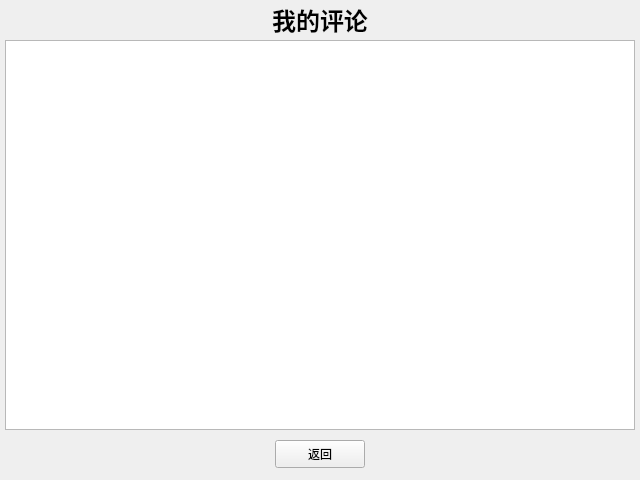
This is GUI/AllCommentsDialogUI.ui in ljcleo/DBProj as Qt 5 draws it before an edit. The edited form follows.
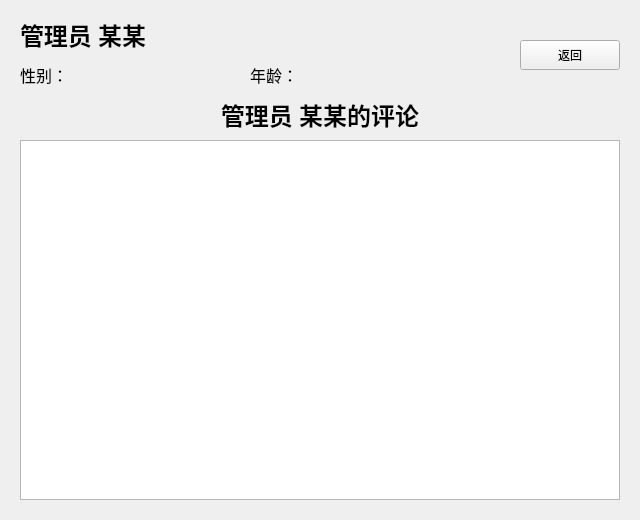
This is the edited form.

Commit message:
create links between comment and user/film
create jump links between comment and corresponding user/film
show user info in all comments dialog

```diff
--- a/GUI/AllCommentsDialogUI.ui
+++ b/GUI/AllCommentsDialogUI.ui
@@ -7,7 +7,7 @@
     <x>0</x>
     <y>0</y>
     <width>640</width>
-    <height>480</height>
+    <height>520</height>
    </rect>
   </property>
   <property name="windowTitle">
@@ -16,10 +16,10 @@
   <widget class="QTableWidget" name="tableWidget">
    <property name="geometry">
     <rect>
-     <x>5</x>
-     <y>40</y>
-     <width>630</width>
-     <height>390</height>
+     <x>20</x>
+     <y>140</y>
+     <width>600</width>
+     <height>360</height>
     </rect>
    </property>
    <attribute name="horizontalHeaderVisible">
@@ -37,10 +37,10 @@
   <widget class="QPushButton" name="Return">
    <property name="geometry">
     <rect>
-     <x>275</x>
-     <y>440</y>
-     <width>90</width>
-     <height>28</height>
+     <x>520</x>
+     <y>40</y>
+     <width>100</width>
+     <height>30</height>
     </rect>
    </property>
    <property name="text">
@@ -53,9 +53,9 @@
   <widget class="QLabel" name="Label">
    <property name="geometry">
     <rect>
-     <x>250</x>
-     <y>5</y>
-     <width>140</width>
+     <x>20</x>
+     <y>100</y>
+     <width>600</width>
      <height>30</height>
     </rect>
    </property>
@@ -68,12 +68,75 @@
     </font>
    </property>
    <property name="text">
-    <string>我的评论</string>
+    <string>管理员 某某的评论</string>
    </property>
    <property name="alignment">
     <set>Qt::AlignCenter</set>
    </property>
   </widget>
+  <widget class="QLabel" name="UserName">
+   <property name="geometry">
+    <rect>
+     <x>20</x>
+     <y>20</y>
+     <width>480</width>
+     <height>30</height>
+    </rect>
+   </property>
+   <property name="font">
+    <font>
+     <family>等线</family>
+     <pointsize>18</pointsize>
+     <weight>75</weight>
+     <bold>true</bold>
+    </font>
+   </property>
+   <property name="text">
+    <string>管理员 某某</string>
+   </property>
+  </widget>
+  <widget class="QLabel" name="Sex">
+   <property name="geometry">
+    <rect>
+     <x>20</x>
+     <y>60</y>
+     <width>100</width>
+     <height>30</height>
+    </rect>
+   </property>
+   <property name="font">
+    <font>
+     <family>等线</family>
+     <pointsize>12</pointsize>
+     <weight>50</weight>
+     <bold>false</bold>
+    </font>
+   </property>
+   <property name="text">
+    <string>性别：</string>
+   </property>
+  </widget>
+  <widget class="QLabel" name="Age">
+   <property name="geometry">
+    <rect>
+     <x>250</x>
+     <y>60</y>
+     <width>100</width>
+     <height>30</height>
+    </rect>
+   </property>
+   <property name="font">
+    <font>
+     <family>等线</family>
+     <pointsize>12</pointsize>
+     <weight>50</weight>
+     <bold>false</bold>
+    </font>
+   </property>
+   <property name="text">
+    <string>年龄：</string>
+   </property>
+  </widget>
  </widget>
  <resources/>
  <connections>
```
Left out of the diff: 33 changed lines with no effect on the pictures. The commit also changes 7 other files.
